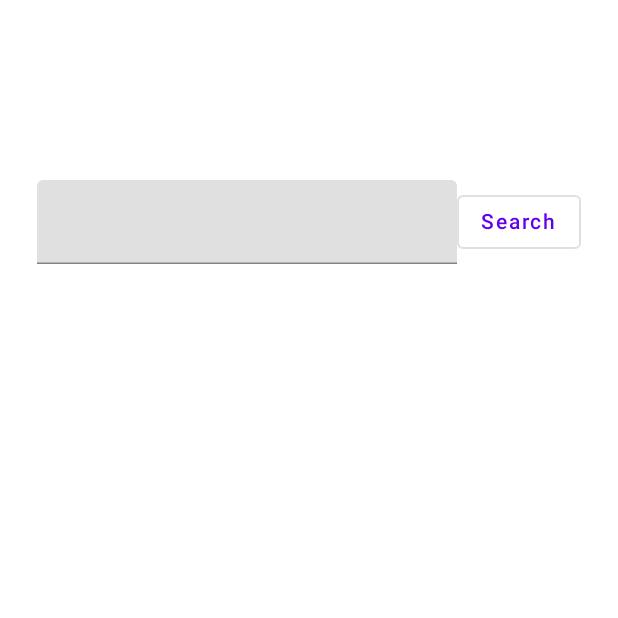
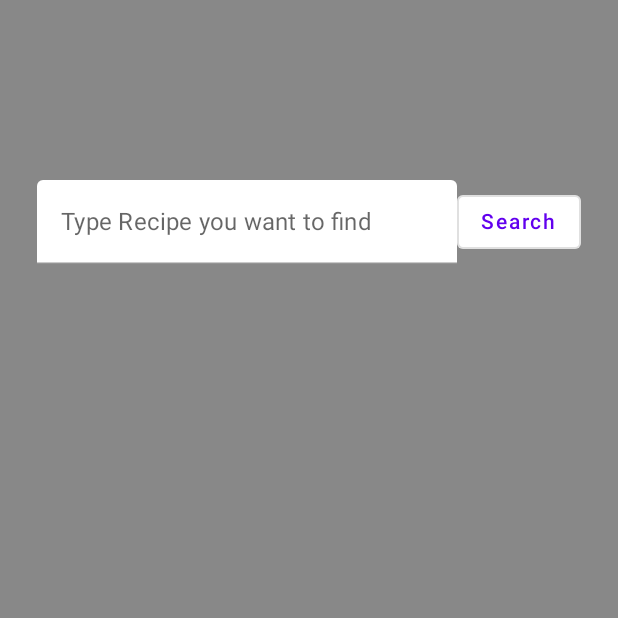
Before and after one commit to filipus959/FoodStorm, an Android app built with Jetpack Compose: the screen it shows after launch (MainActivity), on a phone screen of 412 x 824 dp, the top half of it. Run offline under Robolectric (Android 15) with nearby library versions, the phone set to English and light mode, and no system bars; our stand-ins replace Dagger/Hilt's generated code, livedata-compose; pictures from the network do not load; 1 statement that could not run was skipped.

Commit message:
visual upgrades

```diff
--- a/app/src/main/java/com/example/foodstorm/NavigationComponent.kt
+++ b/app/src/main/java/com/example/foodstorm/NavigationComponent.kt
@@ -3,14 +3,14 @@ package com.example.foodstorm
 import androidx.compose.runtime.Composable
 import androidx.compose.runtime.remember
 import androidx.hilt.navigation.compose.hiltViewModel
-import androidx.navigation.NavHost
 import androidx.navigation.NavHostController
 import androidx.navigation.NavType
 import androidx.navigation.compose.NavHost
 import androidx.navigation.compose.composable
 import androidx.navigation.navArgument
-import com.example.foodstorm.recipedetail.RecipeDetailScreen
-import com.example.foodstorm.recipedetail.RecipeDetailViewModel
+import com.example.foodstorm.screens.mainscreen.MainScreenViewModel
+import com.example.foodstorm.screens.recipedetail.RecipeDetailScreen
+import com.example.foodstorm.screens.recipedetail.RecipeDetailViewModel
 
 @Composable
 fun NavigationComponent(navController : NavHostController)
--- a/app/src/main/java/com/example/foodstorm/MainScreen.kt
+++ b/app/src/main/java/com/example/foodstorm/screens/mainscreen/MainScreen.kt
@@ -1,6 +1,7 @@
 package com.example.foodstorm
 
 import androidx.compose.foundation.ExperimentalFoundationApi
+import androidx.compose.foundation.background
 import androidx.compose.foundation.clickable
 import androidx.compose.foundation.layout.*
 import androidx.compose.foundation.lazy.GridCells
@@ -12,6 +13,7 @@ import androidx.compose.runtime.livedata.observeAsState
 import androidx.compose.runtime.remember
 import androidx.compose.ui.Alignment
 import androidx.compose.ui.Modifier
+import androidx.compose.ui.graphics.Color
 import androidx.compose.ui.tooling.preview.Preview
 import androidx.compose.ui.unit.dp
 import androidx.navigation.NavController
@@ -20,6 +22,7 @@ import com.example.foodstorm.ui.theme.FoodStormTheme
 import androidx.hilt.navigation.compose.hiltViewModel
 import coil.compose.AsyncImage
 import com.example.foodstorm.data.remote.responses.Result
+import com.example.foodstorm.screens.mainscreen.MainScreenViewModel
 
 
 @OptIn(ExperimentalFoundationApi::class)
@@ -27,8 +30,9 @@ import com.example.foodstorm.data.remote.responses.Result
 fun MainScreen(navController: NavController,viewModel : MainScreenViewModel = hiltViewModel())
 {
     val foodList : MutableList<Result>? by viewModel.foodList.observeAsState()
-    val isLoading by remember { viewModel.isLoading }
-Column(modifier = Modifier.fillMaxSize())
+Column(modifier = Modifier
+    .fillMaxSize()
+    .background(color = Color.Gray))
 {
     Spacer(modifier = Modifier
         .height(120.dp))
@@ -36,7 +40,8 @@ Column(modifier = Modifier.fillMaxSize())
     horizontalArrangement = Arrangement.Center,
     verticalAlignment = Alignment.CenterVertically)
     {
-        TextField(value = viewModel.text, onValueChange = {viewModel.text = it} )
+        TextField(value = viewModel.text, onValueChange = {viewModel.text = it}, colors = TextFieldDefaults.textFieldColors(
+            backgroundColor = Color.White),label = { Text("Type Recipe you want to find")} )
         OutlinedButton(onClick = {
             viewModel.getRecipesList()
         }) {
@@ -44,9 +49,6 @@ Column(modifier = Modifier.fillMaxSize())
         }
     }
 
-//    if(isLoading) {
-//        CircularProgressIndicator(color = MaterialTheme.colors.primary)
-//    }
 
     LazyVerticalGrid(
         cells = GridCells.Fixed(2),
--- a/app/src/main/java/com/example/foodstorm/MainScreenViewModel.kt
+++ b/app/src/main/java/com/example/foodstorm/screens/mainscreen/MainScreenViewModel.kt
@@ -1,4 +1,4 @@
-package com.example.foodstorm
+package com.example.foodstorm.screens.mainscreen
 
 import androidx.compose.runtime.getValue
 import androidx.compose.runtime.mutableStateOf
@@ -11,7 +11,6 @@ import dagger.hilt.android.lifecycle.HiltViewModel
 import kotlinx.coroutines.launch
 import javax.inject.Inject
 import com.example.foodstorm.data.remote.responses.Result
-import kotlinx.coroutines.Dispatchers
 
 
 @HiltViewModel
--- a/app/src/main/java/com/example/foodstorm/recipedetail/RecipeDetailScreen.kt
+++ b/app/src/main/java/com/example/foodstorm/screens/recipedetail/RecipeDetailScreen.kt
@@ -1,7 +1,6 @@
-package com.example.foodstorm.recipedetail
+package com.example.foodstorm.screens.recipedetail
 
 import android.widget.TextView
-import androidx.compose.foundation.clickable
 import androidx.compose.foundation.layout.*
 import androidx.compose.foundation.lazy.LazyColumn
 import androidx.compose.material.CircularProgressIndicator
--- a/app/src/main/java/com/example/foodstorm/recipedetail/RecipeDetailViewModel.kt
+++ b/app/src/main/java/com/example/foodstorm/screens/recipedetail/RecipeDetailViewModel.kt
@@ -1,13 +1,10 @@
-package com.example.foodstorm.recipedetail
+package com.example.foodstorm.screens.recipedetail
 
 import androidx.lifecycle.ViewModel
-import androidx.lifecycle.viewModelScope
 import com.example.foodstorm.data.remote.responses.RecipeDetails
-import com.example.foodstorm.data.remote.responses.Result
 import com.example.foodstorm.repository.FoodRepository
 import com.example.foodstorm.util.Resource
 import dagger.hilt.android.lifecycle.HiltViewModel
-import kotlinx.coroutines.launch
 import javax.inject.Inject
 
 @HiltViewModel
```
